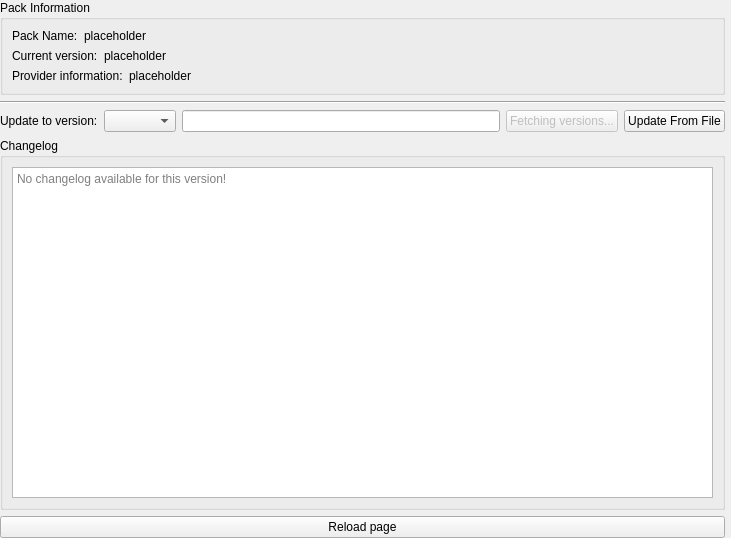
Before: the Qt Designer form launcher/ui/pages/instance/ManagedPackPage.ui in PrismLauncher/PrismLauncher, drawn with Qt 5.
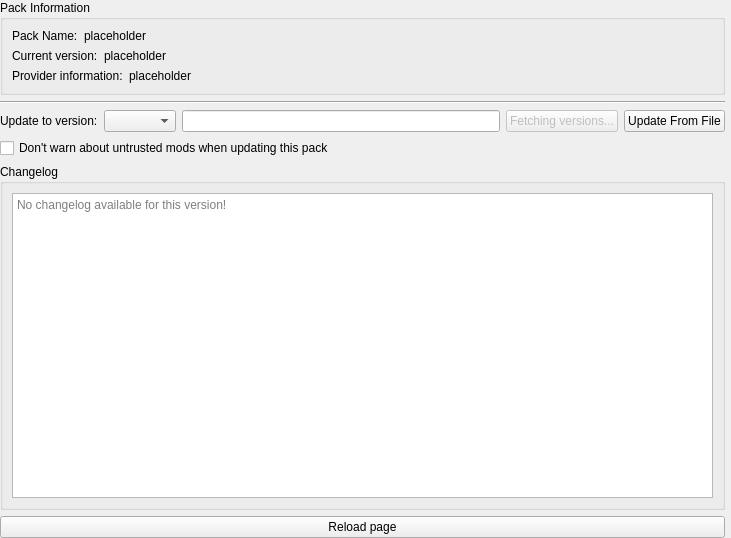
After: the same form once the commit is applied. Custom widgets are drawn as their Qt base class.

Commit message:
Add per-instance opt-out for untrusted mod warning on pack updates
Managed pack instances can now skip the untrusted mods confirmation when updating from a local file or URL. Fresh installs still show the warning, and the option is off by default.

Refs #6483

```diff
--- a/launcher/ui/pages/instance/ManagedPackPage.ui
+++ b/launcher/ui/pages/instance/ManagedPackPage.ui
@@ -171,6 +171,16 @@
        </item>
       </layout>
      </item>
+     <item>
+      <widget class="QCheckBox" name="skipUntrustedModsWarningCheck">
+       <property name="toolTip">
+        <string>Only applies when updating this pack. Installing a new modpack always shows the warning.</string>
+       </property>
+       <property name="text">
+        <string>Don't warn about untrusted mods when updating this pack</string>
+       </property>
+      </widget>
+     </item>
      <item>
       <widget class="QGroupBox" name="changelogBox">
        <property name="sizePolicy">
```
The commit also changes 5 other files.
